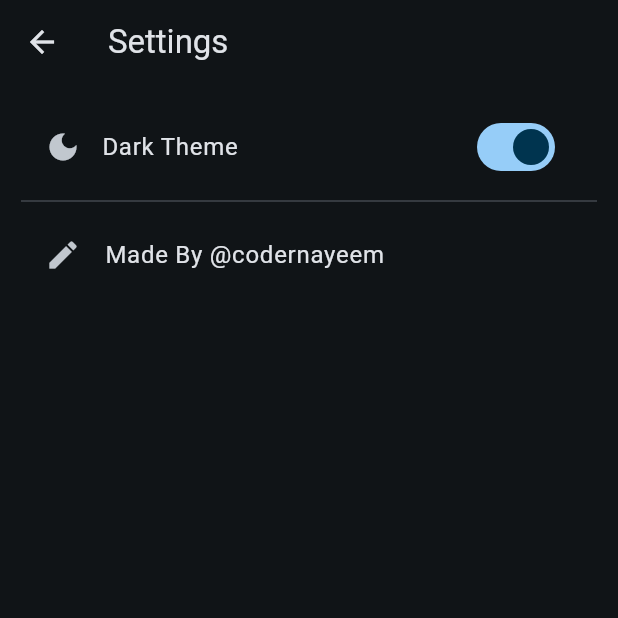
After one commit to codernayeem/flutter_todo_app, a Flutter app: the screen it shows once a user with an empty profile is signed in, item 2 of the bottom bar chosen, after a tap on "Dark Theme", on a phone screen of 412 x 824 dp, the top half of it. The commit adds this screen. Run offline on Flutter 3.47's test engine with Material 2 defaults, Android fonts, the phone set to English and light mode, and no system bars; our stand-ins replace animated_bottom_navigation_bar, auto_size_text, cached_network_image, cloud_firestore, firebase_auth, firebase_core and 7 more; accounts and stored records are empty; generated files the repository leaves out were written again.

Commit message:
added simple settings page with theme changer

```diff
--- a/lib/screens/home_page.dart
+++ b/lib/screens/home_page.dart
@@ -2,6 +2,7 @@ import 'package:flutter/material.dart';
 import 'package:firebase_auth/firebase_auth.dart';
 import 'package:flutter_todo_app/models/todo_item.dart';
 import 'package:flutter_todo_app/providers/category_provider.dart';
+import 'package:flutter_todo_app/screens/settings_page.dart';
 import 'package:flutter_todo_app/services/auth_services.dart';
 
 import 'package:auto_size_text/auto_size_text.dart';
@@ -317,7 +318,15 @@ class _MyHomePageState extends State<MyHomePage> {
           rightCornerRadius: 8,
           splashRadius: 0,
           elevation: 32,
-          onTap: (index) => setState(() => _bottomNavIndex = index),
+          onTap: (index) {
+            if (index == 1) {
+              Navigator.push(
+                context,
+                MaterialPageRoute(builder: (context) => const SettingsPage()),
+              );
+            }
+            // setState(() => _bottomNavIndex = index);
+          },
         ),
         const Padding(
           padding: EdgeInsets.only(bottom: 4),
--- /dev/null
+++ b/lib/screens/settings_page.dart
@@ -0,0 +1,85 @@
+import 'package:flutter/material.dart';
+import 'package:shared_preferences/shared_preferences.dart';
+import 'package:theme_provider/theme_provider.dart';
+import 'package:url_launcher/url_launcher.dart';
+
+class SettingsPage extends StatefulWidget {
+  const SettingsPage({super.key});
+
+  @override
+  State<SettingsPage> createState() => _SettingsPageState();
+}
+
+class _SettingsPageState extends State<SettingsPage> {
+  // String _layout = 'Standard';
+  final String _credit = 'Made By @codernayeem';
+  final Uri _url = Uri.parse('https://github.com/codernayeem');
+
+  @override
+  void initState() {
+    super.initState();
+    // _loadPreferences();
+  }
+
+  // void _loadPreferences() async {
+  //   SharedPreferences prefs = await SharedPreferences.getInstance();
+  //   setState(() {
+  //     _layout = prefs.getString('layout') ?? 'Standard';
+  //   });
+  // }
+
+  // void _savePreferences() async {
+  //   SharedPreferences prefs = await SharedPreferences.getInstance();
+  //   prefs.setString('layout', _layout);
+  // }
+
+  Future<void> _launchUrl() async {
+    if (!await launchUrl(_url)) {
+      throw Exception('Could not launch $_url');
+    }
+  }
+
+  @override
+  Widget build(BuildContext context) {
+    bool darkMode =
+        ThemeProvider.themeOf(context).data.brightness == Brightness.dark;
+    return Scaffold(
+      appBar: AppBar(
+        title: const Text('Settings'),
+      ),
+      body: Padding(
+        padding: const EdgeInsets.all(14.0),
+        child: Column(
+          crossAxisAlignment: CrossAxisAlignment.start,
+          children: [
+            SwitchListTile(
+              title: Row(
+                children: [
+                  Icon(darkMode ? Icons.dark_mode : Icons.light_mode),
+                  const SizedBox(width: 14),
+                  const Text('Dark Theme'),
+                ],
+              ),
+              value: darkMode,
+              onChanged: (value) {
+                setState(() {
+                  if (darkMode) {
+                    ThemeProvider.controllerOf(context).setTheme("light");
+                  } else {
+                    ThemeProvider.controllerOf(context).setTheme("dark");
+                  }
+                });
+              },
+            ),
+            const Divider(),
+            ListTile(
+              leading: const Icon(Icons.edit),
+              title: Text(_credit),
+              onTap: _launchUrl,
+            ),
+          ],
+        ),
+      ),
+    );
+  }
+}
```
